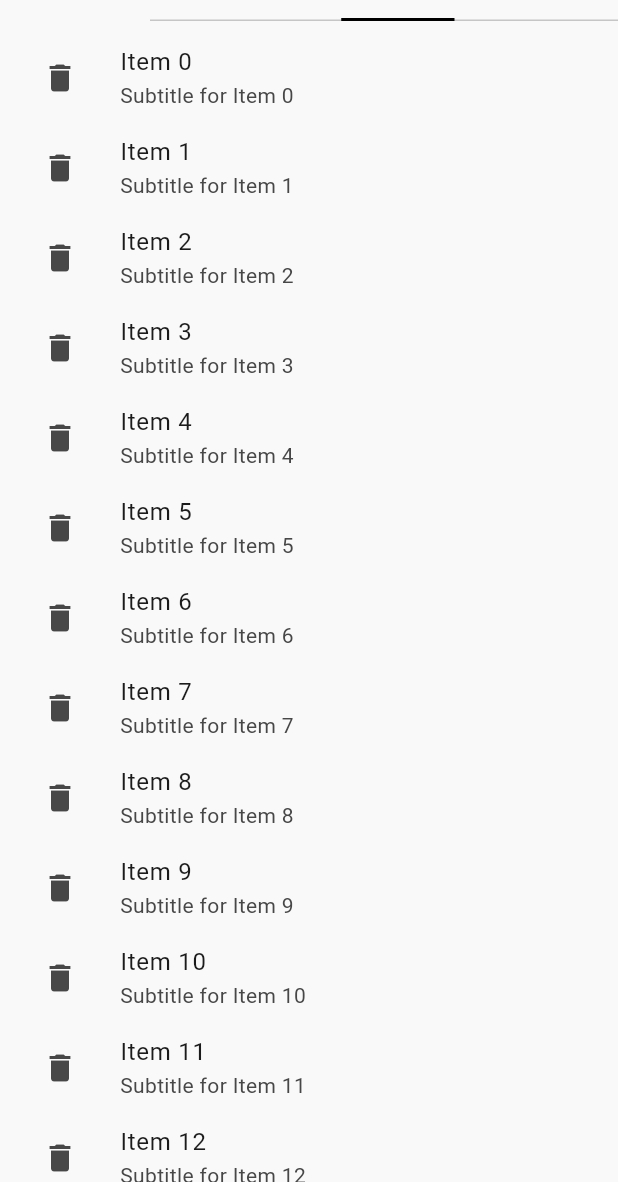
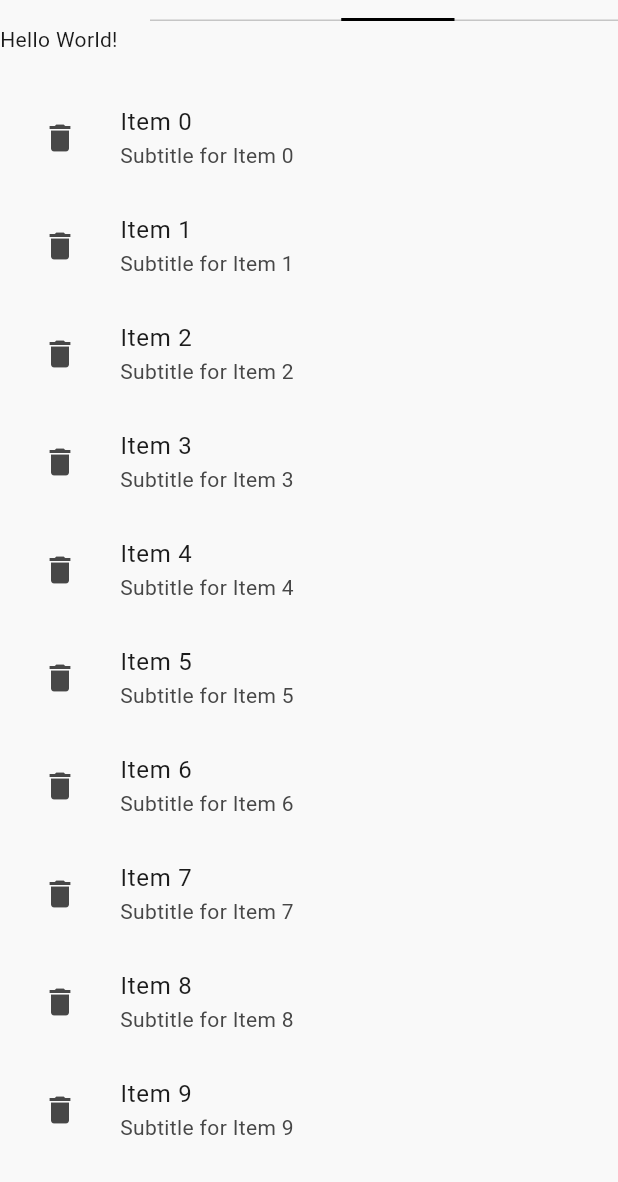
Before and after one commit to hawkkiller/scrolling_olx_live, a Flutter app: the screen it shows after launch, tab 2 chosen, on a phone screen of 412 x 824 dp, the part 54-1236 px from its top. Run offline on Flutter 3.47's test engine with Material 3 defaults, Android fonts, the phone set to English and light mode, and no system bars.

Commit message:
fix issue

```diff
--- a/lib/case2.dart
+++ b/lib/case2.dart
@@ -1,7 +1,7 @@
 import 'package:flutter/material.dart';
 
 /// ListView (without builder) with large content.
-/// Also, talk about [ListView.itemExtent] property.
+/// Also, talk about [ListView.itemExtent]
 class Case2 extends StatefulWidget {
   const Case2({super.key});
 
@@ -10,16 +10,16 @@ class Case2 extends StatefulWidget {
 }
 
 class _Case2State extends State<Case2> {
-  var items = List.generate(100000, (index) => 'Item $index');
+  var items = List.generate(10000, (index) => 'Item $index');
 
   @override
   Widget build(BuildContext context) {
-    return ListView.builder(
-      itemExtent: 60,
-      itemCount: items.length,
-      itemBuilder: (context, index) {
-        final item = items[index];
-        return ListTile(
+    return ListView(
+      children: [
+        Text('Hello World!'),
+        SizedBox(height: 20),
+        for (final item in items)
+          ListTile(
             key: ValueKey(item),
             title: Text(item),
             subtitle: Text('Subtitle for $item'),
@@ -31,8 +31,8 @@ class _Case2State extends State<Case2> {
                 });
               },
             ),
-        );
-      },
+          ),
+      ],
     );
   }
 }
```
Lines whose indentation alone changed are shown as unchanged.
